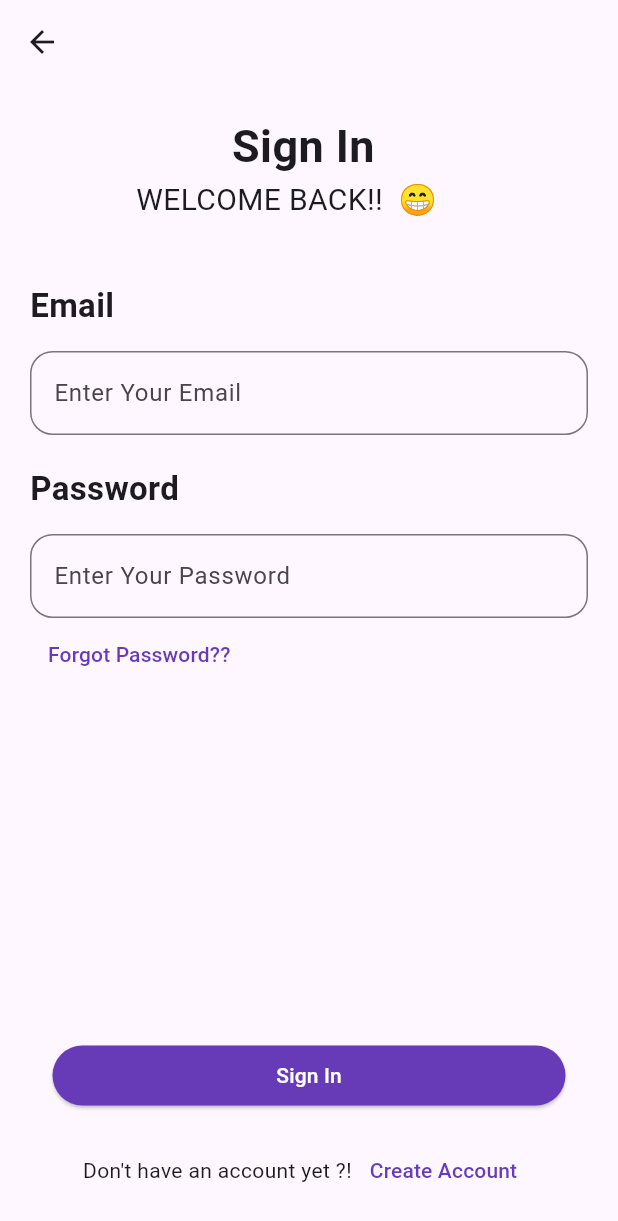
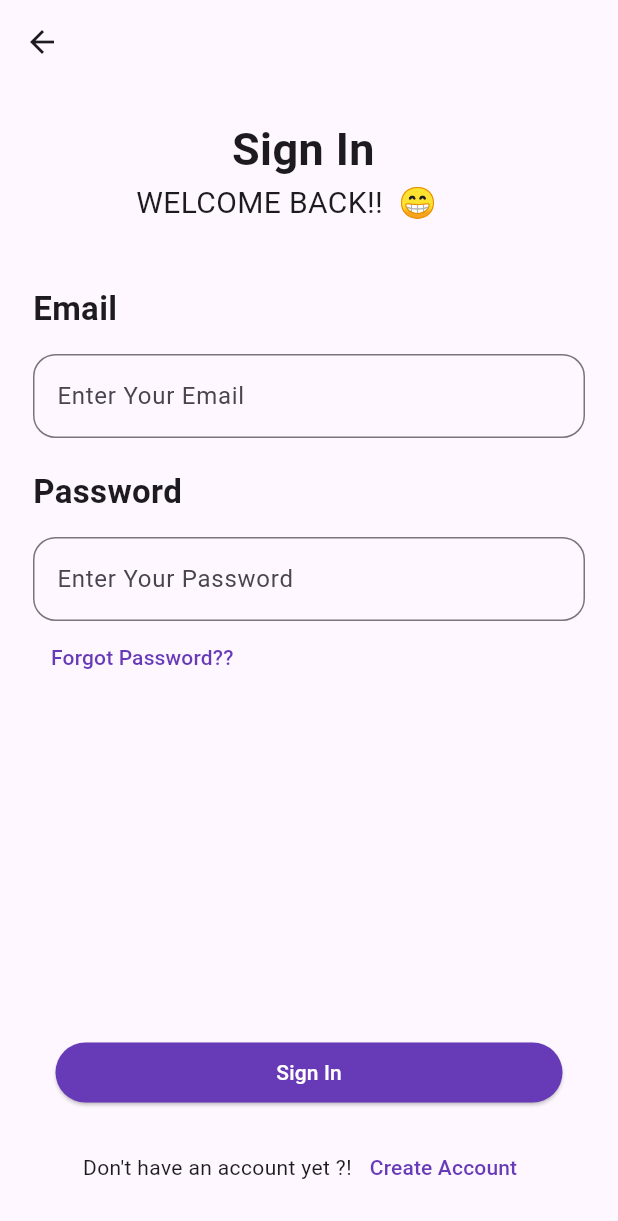
Before and after one commit to adhammm14/Dr.go, a Flutter app: the logInScreen screen opened directly, on a phone screen of 412 x 824 dp. Shown: the top 1221 px of the screen. Run offline on Flutter 3.47's test engine with Material 3 defaults, Android fonts, the phone set to English and light mode, and no system bars; our stand-ins replace animated_bottom_navigation_bar, bloc, cloud_firestore, firebase_auth, firebase_core, flutter_bloc and 2 more; accounts and stored records are empty.

```diff
--- a/lib/modules/loginPages/LoginPage.dart
+++ b/lib/modules/loginPages/LoginPage.dart
@@ -6,7 +6,7 @@ class logInScreen extends StatelessWidget {
     return Scaffold(
       appBar: AppBar(),
       body: Padding(
-        padding: EdgeInsets.all(20.0),
+        padding: EdgeInsets.all(22.0),
         child: Column(
           crossAxisAlignment: CrossAxisAlignment.start,
           children: [
```
